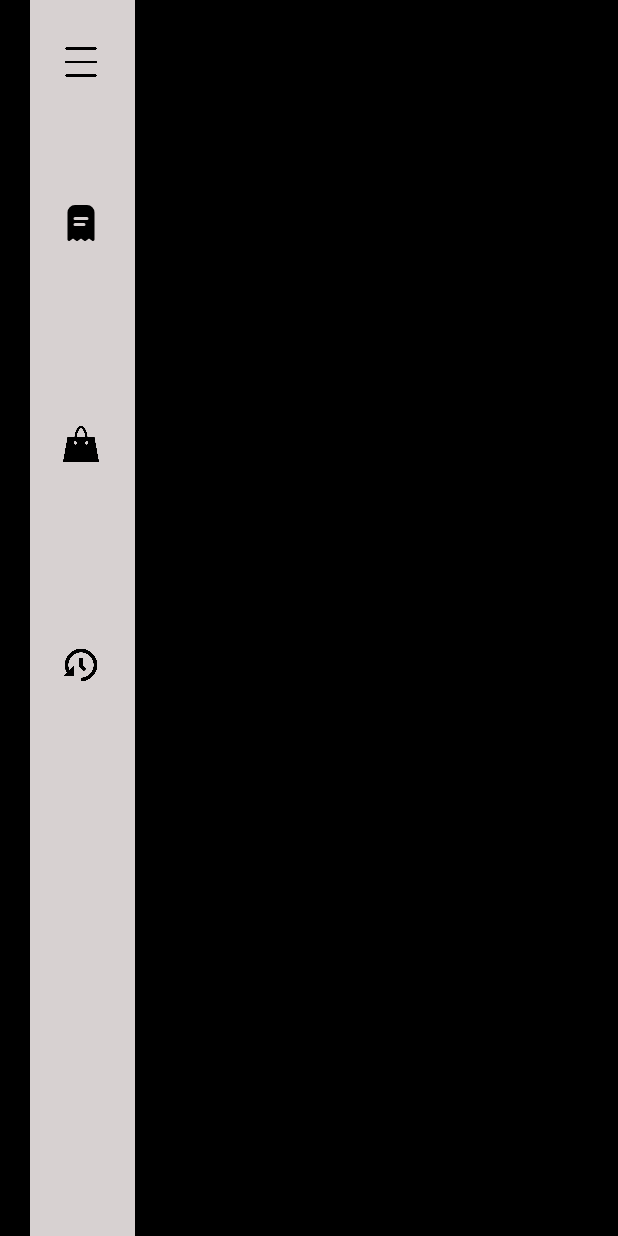
After one commit to jeremysimione/DelivFood, an Android app: the restaurantActivity screen opened directly, with no data from a screen before it, on a phone screen of 412 x 824 dp. The commit adds this screen. Run offline under Robolectric (Android 15) with nearby library versions, the phone set to English and light mode, and no system bars; our stand-ins replace ButterKnife, Firebase (no records; nobody signed in at launch, a user with empty details on screens opened directly); Roboto replaces fonts that are not available here; 1 statement that could not run was skipped.

Commit message:
restaurantActivity

```diff
--- a/LivraisonRestaurant/app/src/main/AndroidManifest.xml
+++ b/LivraisonRestaurant/app/src/main/AndroidManifest.xml
@@ -30,7 +30,7 @@
             android:label="@string/toolbar_title_login_activity"
             android:parentActivityName=".ui.login.MainActivity" />
         <activity
-            android:name=".ui.login.Auth.restaurant"
+            android:name=".ui.login.Auth.restaurantActivity"
             android:label="@string/toolbar_title_login_activity"
             android:parentActivityName=".ui.login.MainActivity" /> <!-- PROFILE ACTIVITY -->
         <activity
--- a/LivraisonRestaurant/app/src/main/java/com/example/livraisonrestaurant/ui/login/Auth/restaurant.java
+++ /dev/null
@@ -1,15 +0,0 @@
-package com.example.livraisonrestaurant.ui.login.Auth;
-
-import androidx.appcompat.app.AppCompatActivity;
-
-import android.os.Bundle;
-
-import com.example.livraisonrestaurant.R;
-import com.example.livraisonrestaurant.ui.login.BaseActivity;
-
-public class restaurant extends BaseActivity {
-
-    public int getFragmentLayout() {
-        return R.layout.activity_restaurant;
-    }
-}
--- /dev/null
+++ b/LivraisonRestaurant/app/src/main/java/com/example/livraisonrestaurant/ui/login/Auth/restaurantActivity.java
@@ -0,0 +1,60 @@
+package com.example.livraisonrestaurant.ui.login.Auth;
+
+import androidx.annotation.Nullable;
+import androidx.appcompat.app.AppCompatActivity;
+import androidx.drawerlayout.widget.DrawerLayout;
+
+import android.annotation.SuppressLint;
+import android.os.Bundle;
+import android.view.Gravity;
+import android.view.MenuItem;
+
+import com.example.livraisonrestaurant.R;
+import com.example.livraisonrestaurant.ui.login.BaseActivity;
+import com.example.livraisonrestaurant.ui.login.api.restHelper;
+import com.example.livraisonrestaurant.ui.login.models.restaurant;
+import com.google.android.gms.tasks.OnSuccessListener;
+import com.google.android.material.navigation.NavigationView;
+import com.google.firebase.firestore.DocumentSnapshot;
+
+public class restaurantActivity extends BaseActivity {
+    restaurant r;
+    NavigationView nv2;
+    @Override
+    protected void onCreate(@Nullable Bundle savedInstanceState) {
+        super.onCreate(savedInstanceState);
+        NavigationView n = findViewById(R.id.navigation_rail);
+         nv2 =findViewById(R.id.mynv1);
+        n.getMenu().getItem(0).setOnMenuItemClickListener(new MenuItem.OnMenuItemClickListener() {
+            @SuppressLint("WrongConstant")
+            @Override
+            public boolean onMenuItemClick(MenuItem item) {
+                DrawerLayout mDrawerLayout = (DrawerLayout)findViewById(R.id.drawerLayout1);
+                mDrawerLayout.openDrawer(Gravity.START);
+                return false;
+            }
+        });
+        String uid = getCurrentUser().getUid();
+            r=GetR(uid);
+
+
+    }
+
+    public int getFragmentLayout() {
+        return R.layout.activity_restaurant;
+    }
+    public restaurant GetR(String uid){
+        System.out.println("++++++++++++++++++f");
+        restHelper.getRestaurant(uid).addOnSuccessListener(new OnSuccessListener<DocumentSnapshot>() {
+            @Override
+            public void onSuccess(DocumentSnapshot documentSnapshot) {
+                System.out.println("++++++++++++++++++f2");
+               restaurant re = documentSnapshot.toObject(restaurant.class);
+               nv2.getMenu().getItem(0).setTitle(re.getName());
+
+
+            }
+        });
+        return r;
+    }
+}
--- a/LivraisonRestaurant/app/src/main/java/com/example/livraisonrestaurant/ui/login/MainActivity.java
+++ b/LivraisonRestaurant/app/src/main/java/com/example/livraisonrestaurant/ui/login/MainActivity.java
@@ -22,7 +22,7 @@ import androidx.coordinatorlayout.widget.CoordinatorLayout;
 
 import com.example.livraisonrestaurant.R;
 import com.example.livraisonrestaurant.ui.login.Auth.client;
-import com.example.livraisonrestaurant.ui.login.Auth.restaurant;
+import com.example.livraisonrestaurant.ui.login.Auth.restaurantActivity;
 import com.example.livraisonrestaurant.ui.login.Auth.rider;
 import com.example.livraisonrestaurant.ui.login.api.restHelper;
 import com.example.livraisonrestaurant.ui.login.api.userHelper;
@@ -101,7 +101,7 @@ public class MainActivity extends BaseActivity {
                 user1 = documentSnapshot.toObject(user.class);
 
                 if (user1.getIsRest()) {
-                    Intent intent = new Intent(getApplicationContext(), restaurant.class);
+                    Intent intent = new Intent(getApplicationContext(), restaurantActivity.class);
                     startActivity(intent);
                     finish();
                 } else if (user1.getIsRider()) {
--- /dev/null
+++ b/LivraisonRestaurant/app/src/main/java/com/example/livraisonrestaurant/ui/login/api/productHelper.java
@@ -0,0 +1,47 @@
+package com.example.livraisonrestaurant.ui.login.api;
+
+import com.example.livraisonrestaurant.ui.login.models.products;
+import com.example.livraisonrestaurant.ui.login.models.restaurant;
+import com.google.android.gms.tasks.Task;
+import com.google.firebase.firestore.CollectionReference;
+import com.google.firebase.firestore.DocumentSnapshot;
+import com.google.firebase.firestore.FirebaseFirestore;
+
+public class productHelper {
+    private static final String COLLECTION_NAME = "products";
+
+    // --- COLLECTION REFERENCE ---
+
+    public static CollectionReference getProductsCollection(){
+        return FirebaseFirestore.getInstance().collection(COLLECTION_NAME);
+    }
+
+    // --- CREATE ---
+
+    public static Task<Void> createProduct(String uid, String name, String restaurant_id, int price, boolean status) {
+        products p = new products(uid,name,restaurant_id,price,status);
+
+
+        return productHelper.getProductsCollection().document(uid).set(p);
+    }
+
+    // --- GET ---
+
+    public static Task<DocumentSnapshot> getProduct(String uid){
+        return  productHelper.getProductsCollection().document(uid).get();
+    }
+
+
+    // --- UPDATE ---
+
+
+
+
+
+    // --- DELETE ---
+
+    public static Task<Void> deleteProduct(String uid) {
+        return  productHelper.getProductsCollection().document(uid).delete();
+    }
+
+}
--- a/LivraisonRestaurant/app/src/main/res/layout/activity_restaurant.xml
+++ b/LivraisonRestaurant/app/src/main/res/layout/activity_restaurant.xml
@@ -1,13 +1,18 @@
 <?xml version="1.0" encoding="utf-8"?>
-<LinearLayout xmlns:android="http://schemas.android.com/apk/res/android"
+<androidx.drawerlayout.widget.DrawerLayout
+    xmlns:android="http://schemas.android.com/apk/res/android"
+    xmlns:app="http://schemas.android.com/apk/res-auto"
     xmlns:tools="http://schemas.android.com/tools"
+    android:id="@+id/drawerLayout1"
     android:layout_width="match_parent"
     android:layout_height="match_parent"
-    xmlns:app="http://schemas.android.com/apk/res-auto"
-    android:orientation="horizontal"
     android:background="@color/black"
-    >
-
+    app:layout_anchor="@+id/frameLayout"
+    app:layout_anchorGravity="center"
+    tools:openDrawer="start">
+<LinearLayout
+    android:layout_width="match_parent"
+    android:layout_height="match_parent">
     <com.google.android.material.navigation.NavigationView
         android:id="@+id/navigation_rail"
         android:layout_width="70dp"
@@ -16,8 +21,21 @@
         android:layout_marginEnd="20dp"
         android:layout_gravity="bottom"
         app:menu="@menu/navigation_rail_menu"
-       app:itemMaxLines="9"
+        app:itemMaxLines="9"
         android:background="@color/gris"/>
+</LinearLayout>
 
 
-</LinearLayout>
+    <com.google.android.material.navigation.NavigationView
+        android:id="@+id/mynv1"
+        android:layout_width="300dp"
+        android:layout_height="match_parent"
+        android:layout_gravity="start"
+        android:background="@color/gris"
+        app:behavior_hideable="true"
+        app:menu="@menu/menu_rest"
+        app:itemIconSize="70dp"
+
+        app:itemIconPadding="20dp"/>
+
+</androidx.drawerlayout.widget.DrawerLayout>
--- /dev/null
+++ b/LivraisonRestaurant/app/src/main/res/menu/menu_rest.xml
@@ -0,0 +1,20 @@
+<menu xmlns:android="http://schemas.android.com/apk/res/android">
+
+    <item
+        android:id="@+id/page_1"
+        android:enabled="true"
+        android:icon="@drawable/ic_fi_sr_user"
+        android:title="" />
+    <item
+        android:id="@+id/page_2"
+        android:enabled="true"
+        android:title="test"/>
+    <item
+        android:id="@+id/page_3"
+        android:enabled="true"
+        android:title="test"/>
+    <item
+        android:id="@+id/page_4"
+        android:enabled="true"
+        android:title="test"/>
+</menu>
```
